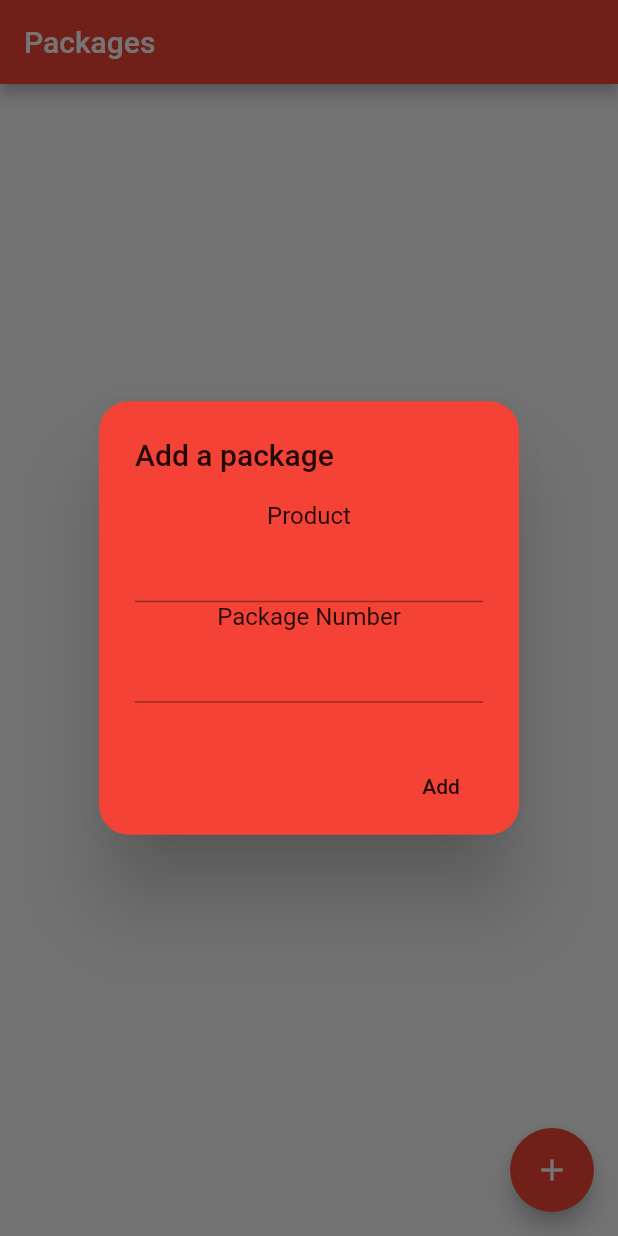
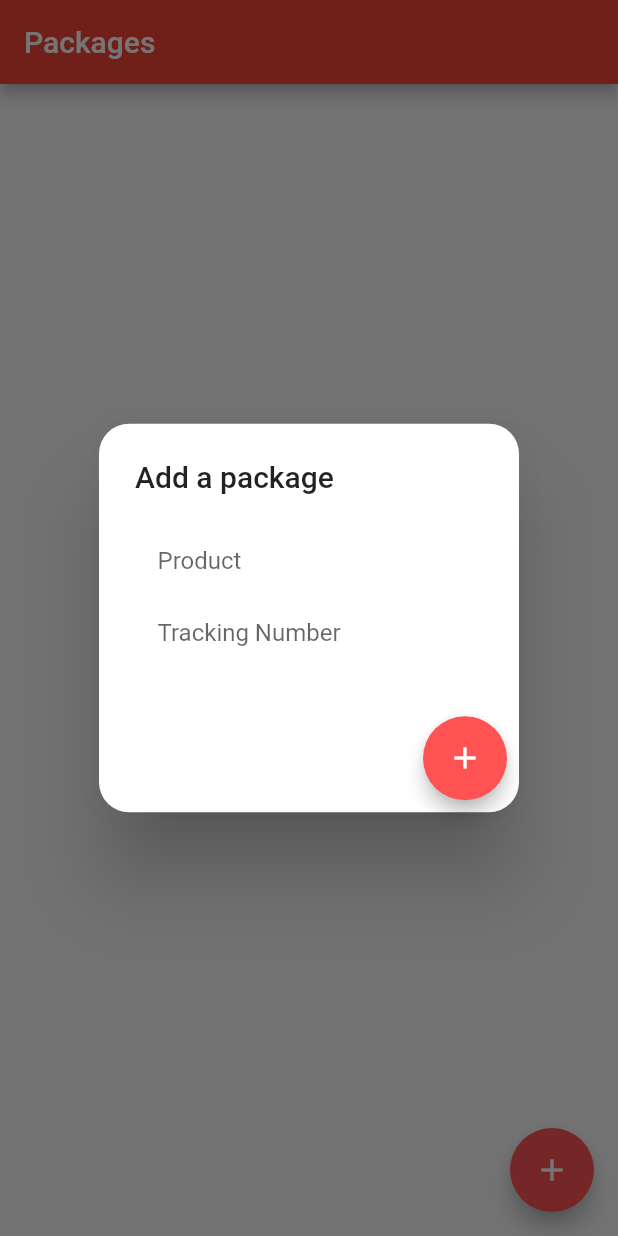
Before and after one commit to qt1337/PackageDeliveryBoi, a Flutter app: the screen it shows after launch, after a tap on the "add" icon, on a phone screen of 412 x 824 dp. Run offline on Flutter 3.47's test engine with Material 2 defaults, Android fonts, the phone set to English and light mode, and no system bars.

Commit message:
:construction: Don't ask me.

```diff
--- a/lib/controller/PackageListController.dart
+++ b/lib/controller/PackageListController.dart
@@ -1,7 +1,9 @@
 import 'dart:async';
 import 'dart:convert';
 
+import 'package:flutter/cupertino.dart';
 import 'package:http/http.dart' as http;
+import 'package:package_delivery_boi/controller/Utility.dart';
 import 'package:package_delivery_boi/models/StatusModel.dart';
 
 Future<DeliveryStatus> fetchDeliveryStatus(id) async {
@@ -28,3 +30,12 @@ class DeliveryStatus {
     );
   }
 }
+
+
+
+Future<List<StatusModel>> fillList() async {
+  readList().then((result) {
+    writeList(result);
+  });
+  return await readList();
+}
--- a/lib/controller/Utility.dart
+++ b/lib/controller/Utility.dart
@@ -1,3 +1,5 @@
+import 'package:flutter/cupertino.dart';
+import 'package:package_delivery_boi/controller/PackageListController.dart';
 import 'package:package_delivery_boi/models/StatusModel.dart';
 import 'package:path_provider/path_provider.dart';
 import 'dart:io';
@@ -18,14 +20,26 @@ Future<File> get _localFile async {
 
 //Write Data
 Future<File> writeList(List<StatusModel> modelList) async {
+  print("in writeList()");
   final file = await _localFile;
 
   // Convert to json
   List<Map> objList = List<Map>();
   for(StatusModel tmpObj in modelList){
+    String status;
+    Future<DeliveryStatus> futureDeliveryStatus = fetchDeliveryStatus(tmpObj.id);
+    status = await futureDeliveryStatus.then((result) {
+      return result.status;
+      });
+
+    print("____");
+    print("WIR SIND HIER");
+    print(status);
+    print("WIR SIND HIER");
+    print("____");
     var tmpMap = {
       'id': tmpObj.id,
-      'status': tmpObj.status,
+      'status': status,
       'name': tmpObj.name,
       'category': tmpObj.category,
       'serviceCompany': tmpObj.serviceCompany
@@ -37,7 +51,6 @@ Future<File> writeList(List<StatusModel> modelList) async {
   String objJson = JsonEncoder().convert(objList);
 
   // Write the file.
-  print(objJson);
   return file.writeAsString(objJson);
 }
 
@@ -50,13 +63,11 @@ Future<List<StatusModel>> readList() async {
     // Read the file.
     String contents = await file.readAsString();
 
-    print(contents);
 
     //Convert back to list
     List<StatusModel> resList = List<StatusModel>();
     List<dynamic> tmpList = JsonDecoder().convert(contents);
 
-    print(tmpList);
 
     for(Map tmpObj in tmpList){
       StatusModel tmpModel = new StatusModel(tmpObj['id'], tmpObj['status'], tmpObj['name'], tmpObj['category'], tmpObj['serviceCompany']);
--- a/lib/main.dart
+++ b/lib/main.dart
@@ -10,7 +10,8 @@ class MyApp extends StatelessWidget {
     return MaterialApp(
       title: 'Package Delivery Boi',
       theme: ThemeData(
-        primarySwatch: Colors.red,
+        primaryColor: Colors.red,
+        accentColor: Colors.redAccent,
       ),
       home: PackageList(title: 'Packages'),
     );
--- a/lib/views/PackageListView.dart
+++ b/lib/views/PackageListView.dart
@@ -1,6 +1,5 @@
 import 'package:flutter/material.dart';
-import 'package:package_delivery_boi/controller/PackageListController.dart'
-    as PLE;
+import 'package:package_delivery_boi/controller/PackageListController.dart';
 import 'package:package_delivery_boi/controller/Utility.dart';
 import 'package:package_delivery_boi/models/StatusModel.dart';
 
@@ -16,18 +15,16 @@ class PackageList extends StatefulWidget {
 class _PackageListState extends State<PackageList> {
   List<StatusModel> listEntries = [];
 
+  bool _validate = true;
+
   @override
   void initState() {
     super.initState();
-    _fillList().then((result) {
+    fillList().then((result) {
       setState(() {
         listEntries.addAll(result);
       });
     });
-  }
-
-  Future<List<StatusModel>> _fillList() async {
-    return await readList();
   }
 
   @override
@@ -57,10 +54,16 @@ class _PackageListState extends State<PackageList> {
   }
 
   void _saveToList(StatusModel package) {
+    List<StatusModel> tempList = new List<StatusModel>();
+    tempList.addAll(listEntries);
+    tempList.add(package);
+    writeList(tempList);
+    listEntries = new List<StatusModel>();
+    fillList().then((result) {
       setState(() {
-      listEntries.add(package);
+        listEntries.addAll(result);
       });
-    writeList(listEntries);
+    });
   }
 
   Future<StatusModel> _openAddPackageDialog(BuildContext context) {
@@ -75,10 +78,16 @@ class _PackageListState extends State<PackageList> {
             content: getTextFieldsForDialog(
                 customControllerName, customControllerId),
             actions: <Widget>[
-              MaterialButton(
+              FloatingActionButton(
                 elevation: 5.0,
-                child: Text("Add"),
+                child: Icon(Icons.add),
                 onPressed: () {
+                  setState(() {
+                    customControllerId.text.length > 4
+                        ? _validate = true
+                        : _validate = false;
+                  });
+                  if (_validate) {
                     StatusModel newPackage = new StatusModel(
                         customControllerId.text.toString(),
                         "null",
@@ -87,10 +96,11 @@ class _PackageListState extends State<PackageList> {
                         "Amazon");
 
                     Navigator.of(context).pop(newPackage);
+                  }
                 },
               )
             ],
-            backgroundColor: Colors.red,
+            backgroundColor: Colors.white,
             shape: RoundedRectangleBorder(
                 borderRadius: BorderRadius.circular(20.0)),
           );
@@ -103,13 +113,32 @@ class _PackageListState extends State<PackageList> {
     return Column(
       mainAxisSize: MainAxisSize.min,
       children: <Widget>[
-        Text("Product"),
-        TextField(
+        TextFormField(
           controller: controllerName,
+          cursorColor: Colors.black,
+          decoration: new InputDecoration(
+              border: InputBorder.none,
+              focusedBorder: InputBorder.none,
+              enabledBorder: InputBorder.none,
+              errorBorder: InputBorder.none,
+              disabledBorder: InputBorder.none,
+              contentPadding:
+                  EdgeInsets.only(left: 15, bottom: 11, top: 11, right: 15),
+              hintText: "Product"),
         ),
-        Text("Package Number"),
-        TextField(
+        TextFormField(
           controller: controllerId,
+          cursorColor: Colors.black,
+          decoration: new InputDecoration(
+              errorText: _validate ? null : "Enter a valid tracking number!",
+              border: InputBorder.none,
+              focusedBorder: InputBorder.none,
+              enabledBorder: InputBorder.none,
+              errorBorder: InputBorder.none,
+              disabledBorder: InputBorder.none,
+              contentPadding:
+                  EdgeInsets.only(left: 15, bottom: 11, top: 11, right: 15),
+              hintText: "Tracking Number"),
         ),
       ],
     );
@@ -123,7 +152,7 @@ class _PackageListState extends State<PackageList> {
           leading: Icon(Icons.tv),
           title: Text(listEntries[index].name),
           subtitle: Text(listEntries[index].serviceCompany),
-          trailing: Text(listEntries[index].status),
+          trailing: Text(listEntries[index].status == null ? "ValueIsNull" : listEntries[index].status),
         );
       },
       separatorBuilder: (BuildContext context, int index) => const Divider(),
```
Lines whose indentation alone changed are shown as unchanged.
